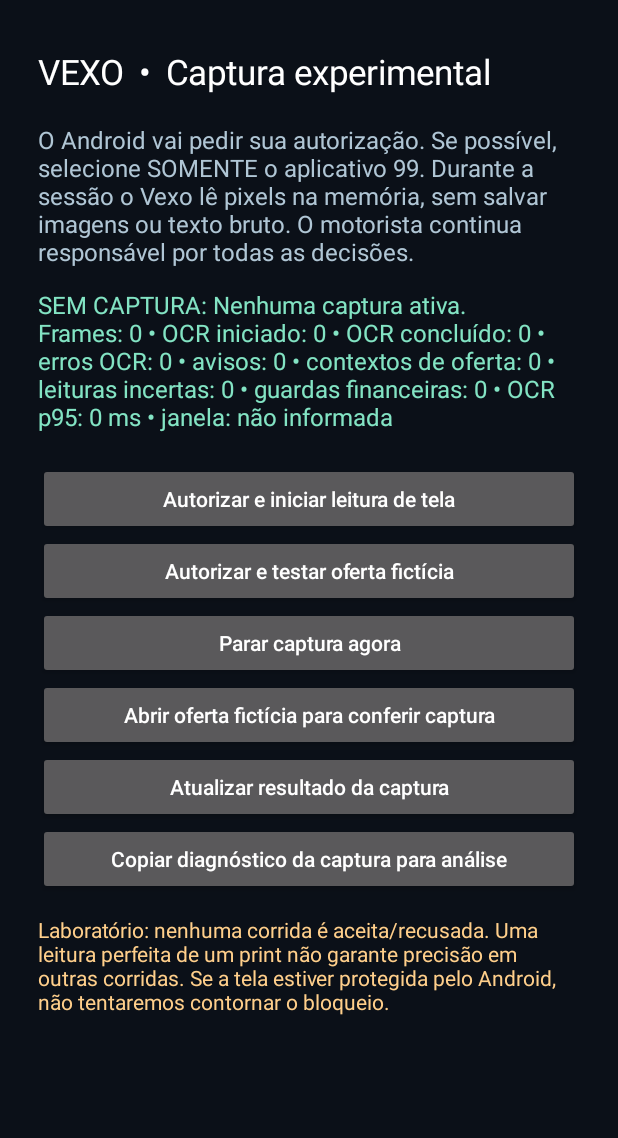
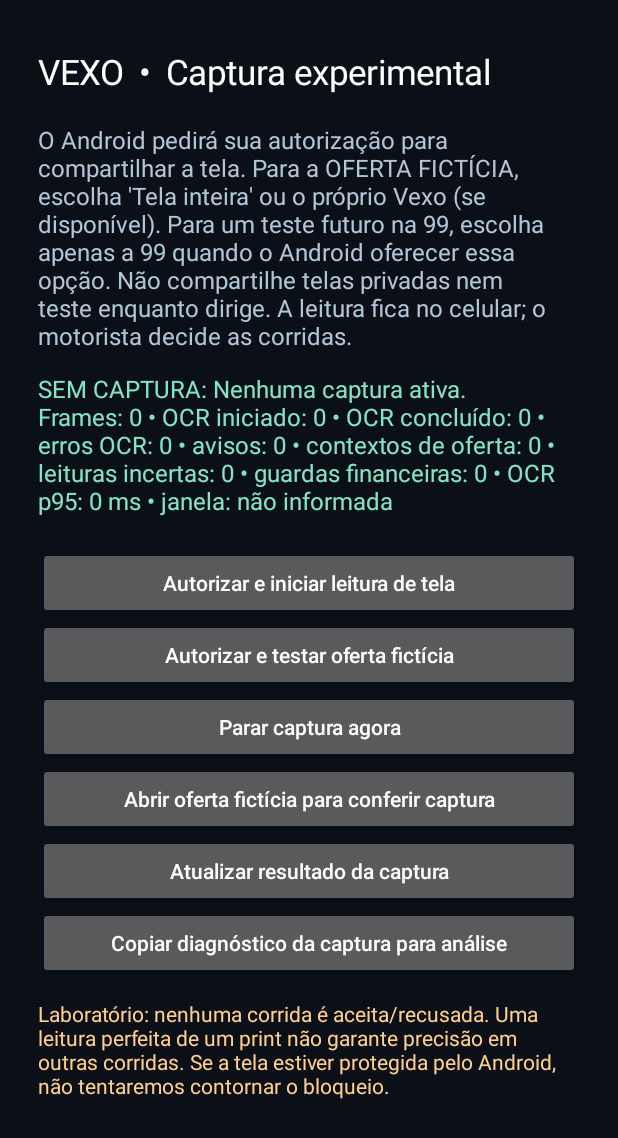
Before and after one commit to wayluloli-beep/vexo-mlkit-lab, an Android app: the LiveCaptureActivity screen opened directly, with no data from a screen before it, on a phone screen of 412 x 824 dp. Shown: the top 1138 px of the screen. Run offline under Robolectric (Android 15) with nearby library versions, the phone set to English and light mode, and no system bars.

Commit message:
Distinguir escopo de compartilhamento da demo fictícia e futuro teste na 99

```diff
--- a/app/src/main/java/com/vexo/mlkitlab/LiveCaptureActivity.java
+++ b/app/src/main/java/com/vexo/mlkitlab/LiveCaptureActivity.java
@@ -38,7 +38,7 @@ public final class LiveCaptureActivity extends Activity {
         heading.setTextSize(23);
         root.addView(heading);
         info=new TextView(this);
-        info.setText("O Android vai pedir sua autorização. Se possível, selecione SOMENTE o aplicativo 99. Durante a sessão o Vexo lê pixels na memória, sem salvar imagens ou texto bruto. O motorista continua responsável por todas as decisões.");
+        info.setText("O Android pedirá sua autorização para compartilhar a tela. Para a OFERTA FICTÍCIA, escolha 'Tela inteira' ou o próprio Vexo (se disponível). Para um teste futuro na 99, escolha apenas a 99 quando o Android oferecer essa opção. Não compartilhe telas privadas nem teste enquanto dirige. A leitura fica no celular; o motorista decide as corridas.");
         info.setTextColor(0xffb0c6d5);
         info.setTextSize(16);
         LinearLayout.LayoutParams infoLp=new LinearLayout.LayoutParams(-1,-2);
```
